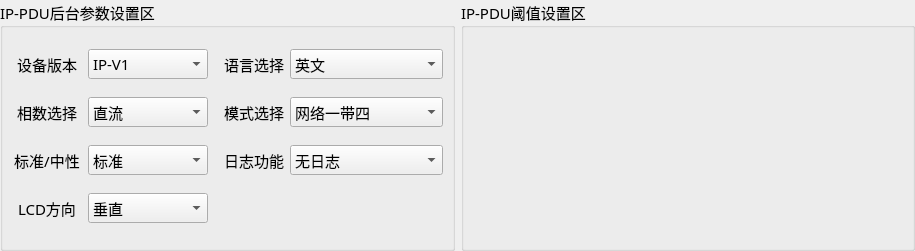
Above: PDU-Settings/home/home_ipwid.ui from ChinaClever/PDU-Settings before the change. Below: the same form after it.
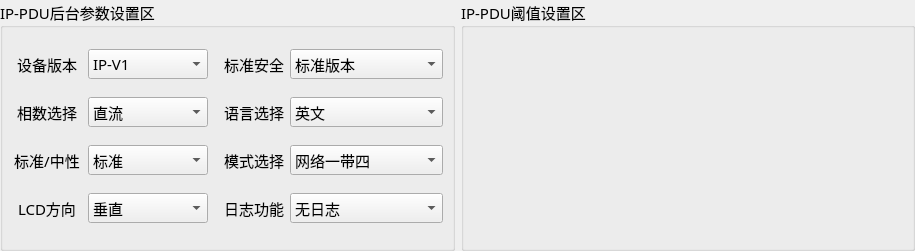
That is the form after the change.

Commit message: 增加安全版本的支持

```diff
--- a/PDU-Settings/home/home_ipwid.ui
+++ b/PDU-Settings/home/home_ipwid.ui
@@ -69,9 +69,9 @@
        </widget>
       </item>
       <item row="0" column="2">
-       <widget class="QLabel" name="label_2">
+       <widget class="QLabel" name="label_4">
         <property name="text">
-         <string>语言选择</string>
+         <string>标准安全</string>
         </property>
         <property name="alignment">
          <set>Qt::AlignRight|Qt::AlignTrailing|Qt::AlignVCenter</set>
@@ -79,7 +79,7 @@
        </widget>
       </item>
       <item row="0" column="3">
-       <widget class="QComboBox" name="languageBox">
+       <widget class="QComboBox" name="securityBox">
         <property name="minimumSize">
          <size>
           <width>120</width>
@@ -88,7 +88,7 @@
         </property>
         <item>
          <property name="text">
-          <string>英文</string>
+          <string>标准版本</string>
          </property>
         </item>
         <item>
@@ -139,9 +139,9 @@
        </widget>
       </item>
       <item row="1" column="2">
-       <widget class="QLabel" name="label_3">
+       <widget class="QLabel" name="label_2">
         <property name="text">
-         <string>模式选择</string>
+         <string>语言选择</string>
         </property>
         <property name="alignment">
          <set>Qt::AlignRight|Qt::AlignTrailing|Qt::AlignVCenter</set>
@@ -149,7 +149,7 @@
        </widget>
       </item>
       <item row="1" column="3">
-       <widget class="QComboBox" name="ipModeBox">
+       <widget class="QComboBox" name="languageBox">
         <property name="minimumSize">
          <size>
           <width>120</width>
@@ -158,7 +158,7 @@
         </property>
         <item>
          <property name="text">
-          <string>网络一带四</string>
+          <string>英文</string>
          </property>
         </item>
         <item>
@@ -204,9 +204,9 @@
        </widget>
       </item>
       <item row="2" column="2">
-       <widget class="QLabel" name="label_11">
+       <widget class="QLabel" name="label_3">
         <property name="text">
-         <string>日志功能</string>
+         <string>模式选择</string>
         </property>
         <property name="alignment">
          <set>Qt::AlignRight|Qt::AlignTrailing|Qt::AlignVCenter</set>
@@ -214,7 +214,7 @@
        </widget>
       </item>
       <item row="2" column="3">
-       <widget class="QComboBox" name="logBox">
+       <widget class="QComboBox" name="ipModeBox">
         <property name="minimumSize">
          <size>
           <width>120</width>
@@ -223,7 +223,7 @@
         </property>
         <item>
          <property name="text">
-          <string>无日志</string>
+          <string>网络一带四</string>
          </property>
         </item>
         <item>
@@ -273,6 +273,36 @@
         </item>
        </widget>
       </item>
+      <item row="3" column="2">
+       <widget class="QLabel" name="label_11">
+        <property name="text">
+         <string>日志功能</string>
+        </property>
+        <property name="alignment">
+         <set>Qt::AlignRight|Qt::AlignTrailing|Qt::AlignVCenter</set>
+        </property>
+       </widget>
+      </item>
+      <item row="3" column="3">
+       <widget class="QComboBox" name="logBox">
+        <property name="minimumSize">
+         <size>
+          <width>120</width>
+          <height>30</height>
+         </size>
+        </property>
+        <item>
+         <property name="text">
+          <string>无日志</string>
+         </property>
+        </item>
+        <item>
+         <property name="text">
+          <string>带日志</string>
+         </property>
+        </item>
+       </widget>
+      </item>
      </layout>
     </widget>
    </item>
```
Left out of the diff: 6 changed lines with no effect on the pictures. The commit also changes 7 other files.
